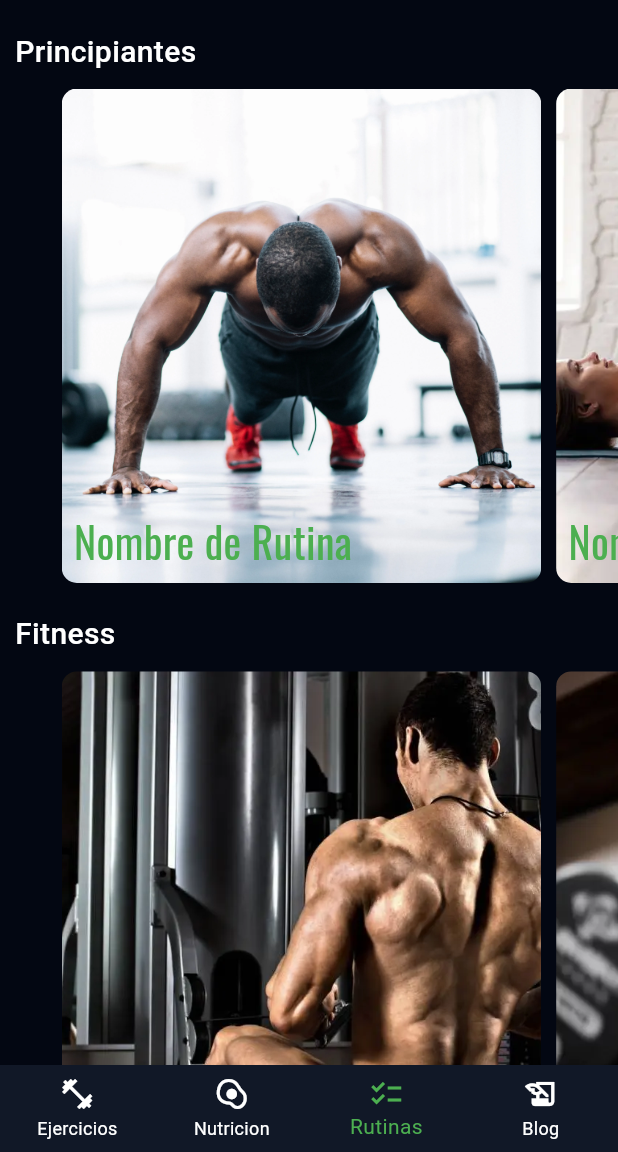
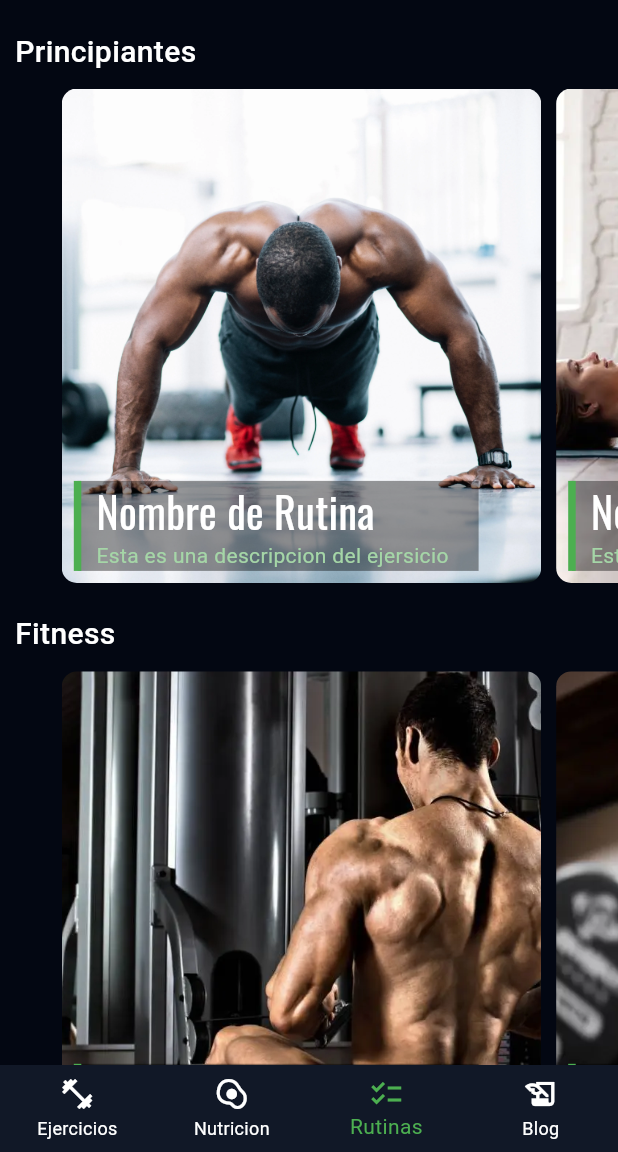
Before and after one commit to JasubiPL/Entrenate-App, a Flutter app: the RoutineScreen screen opened by its route, on a phone screen of 412 x 824 dp, the part 84-1236 px from its top. Run offline on Flutter 3.47's test engine with Material 3 defaults, Android fonts, the light colour scheme and no system bars; network calls fail.

Commit message:
Se añade el titulo y una descripcion a cada card del carrucel de rutinas, asi como una decoracion

```diff
--- a/lib/mocks/routines_mocks.dart
+++ b/lib/mocks/routines_mocks.dart
@@ -11,68 +11,83 @@ final List<Color> colors = [
 final List<Map> beginners = [
   {
     'image' : 'assets/img/routines/example-1.webp',
-    'routineName' : 'Nombre de Rutina'
+    'routineName' : 'Nombre de Rutina',
+    'routineDescription' : 'Esta es una descripcion del ejersicio'
   },
   {
     'image' : 'assets/img/routines/example-2.webp',
-    'routineName' : 'Nombre de Rutina'
+    'routineName' : 'Nombre de Rutina',
+    'routineDescription' : 'Esta es una descripcion del ejersicio'
   },
   {
     'image' : 'assets/img/routines/example-3.webp',
-    'routineName' : 'Nombre de Rutina'
+    'routineName' : 'Nombre de Rutina',
+    'routineDescription' : 'Esta es una descripcion del ejersicio'
   },
   {
     'image' : 'assets/img/routines/example-4.webp',
-    'routineName' : 'Nombre de Rutina'
+    'routineName' : 'Nombre de Rutina',
+    'routineDescription' : 'Esta es una descripcion del ejersicio'
   },
   {
     'image' : 'assets/img/routines/example-5.webp',
-    'routineName' : 'Nombre de Rutina'
+    'routineName' : 'Nombre de Rutina',
+    'routineDescription' : 'Esta es una descripcion del ejersicio'
   },
 ];
 
 final List<Map> fitness = [
   {
     'image' : 'assets/img/routines/example-6.webp',
-    'routineName' : 'Nombre de Rutina'
+    'routineName' : 'Nombre de Rutina',
+    'routineDescription' : 'Esta es una descripcion del ejersicio'
   },
   {
     'image' : 'assets/img/routines/example-7.webp',
-    'routineName' : 'Nombre de Rutina'
+    'routineName' : 'Nombre de Rutina',
+    'routineDescription' : 'Esta es una descripcion del ejersicio'
   },
   {
     'image' : 'assets/img/routines/example-8.webp',
-    'routineName' : 'Nombre de Rutina'
+    'routineName' : 'Nombre de Rutina',
+    'routineDescription' : 'Esta es una descripcion del ejersicio'
   },
   {
     'image' : 'assets/img/routines/example-9.webp',
-    'routineName' : 'Nombre de Rutina'
+    'routineName' : 'Nombre de Rutina',
+    'routineDescription' : 'Esta es una descripcion del ejersicio'
   },
   {
     'image' : 'assets/img/routines/example-10.webp',
-    'routineName' : 'Nombre de Rutina'
+    'routineName' : 'Nombre de Rutina',
+    'routineDescription' : 'Esta es una descripcion del ejersicio'
   },
 ];
 
 final List<Map> bodybuilder = [
   {
     'image' : 'assets/img/routines/example-11.webp',
-    'routineName' : 'Nombre de Rutina'
+    'routineName' : 'Nombre de Rutina',
+    'routineDescription' : 'Esta es una descripcion del ejersicio'
   },
   {
     'image' : 'assets/img/routines/example-12.webp',
-    'routineName' : 'Nombre de Rutina'
+    'routineName' : 'Nombre de Rutina',
+    'routineDescription' : 'Esta es una descripcion del ejersicio'
   },
   {
     'image' : 'assets/img/routines/example-13.webp',
-    'routineName' : 'Nombre de Rutina'
+    'routineName' : 'Nombre de Rutina',
+    'routineDescription' : 'Esta es una descripcion del ejersicio'
   },
   {
     'image' : 'assets/img/routines/example-14.webp',
-    'routineName' : 'Nombre de Rutina'
+    'routineName' : 'Nombre de Rutina',
+    'routineDescription' : 'Esta es una descripcion del ejersicio'
   },
   {
     'image' : 'assets/img/routines/example-15.webp',
-    'routineName' : 'Nombre de Rutina'
+    'routineName' : 'Nombre de Rutina',
+    'routineDescription' : 'Esta es una descripcion del ejersicio'
   },
 ];
--- a/lib/screens/nutrition_screen.dart
+++ b/lib/screens/nutrition_screen.dart
@@ -1,6 +1,7 @@
 import 'package:entrenate/widgets/my_appbar.dart';
 import 'package:entrenate/widgets/navbar.dart';
 import 'package:flutter/material.dart';
+import 'package:flutter/widgets.dart';
 import 'package:http/http.dart' as http;
 import 'dart:convert';
 
--- a/lib/widgets/carousel.dart
+++ b/lib/widgets/carousel.dart
@@ -25,22 +25,40 @@ class Carousel extends StatelessWidget {
           controller: PageController(viewportFraction: .8),
           itemCount: data.length,
           itemBuilder: (context, index) {
-            final _routine = data[index];
+            final routine = data[index];
             return Container(
               margin: const EdgeInsets.only(right: 10),
               decoration: BoxDecoration(
                 borderRadius: BorderRadius.circular(10),
-                image: DecorationImage(image: AssetImage(_routine['image']), fit: BoxFit.cover)
+                image: DecorationImage(image: AssetImage(routine['image']), fit: BoxFit.cover)
               ),
-              child: Align(
-                alignment: Alignment.bottomLeft,
-                child: Padding(
-                  padding: const EdgeInsets.all(8.0),
-                  child: Text(
-                    _routine['routineName'],
-                    style: const TextStyle(fontSize: 28.0, color: Colors.green, fontFamily: 'titles'),
+              child: Column(
+                crossAxisAlignment: CrossAxisAlignment.start,
+                children: [
+                  const Spacer(),
+                  Padding(
+                    padding: const EdgeInsets.all(8.0),
+                    child: Container(
+                      padding: const EdgeInsets.only(left: 10, right: 20),
+                      decoration: const BoxDecoration(
+                        color: Color.fromRGBO(0, 0, 0, .4),
+                        border: Border(
+                          left: BorderSide(color: Colors.green, width: 5)
+                        )
+                      ),
+                      child: Column(
+                        crossAxisAlignment: CrossAxisAlignment.start,
+                        children: [
+                          Text(
+                            routine['routineName'],
+                            style: const TextStyle(fontSize: 28.0, color: Colors.white, fontFamily: 'titles'),
+                          ),
+                          Text(routine['routineDescription'], style: TextStyle(color: Colors.green.shade200),)
+                        ],
+                      ),
+                    ),
                   ),
-                ),
+                ],
               ),
             );
           },
```
